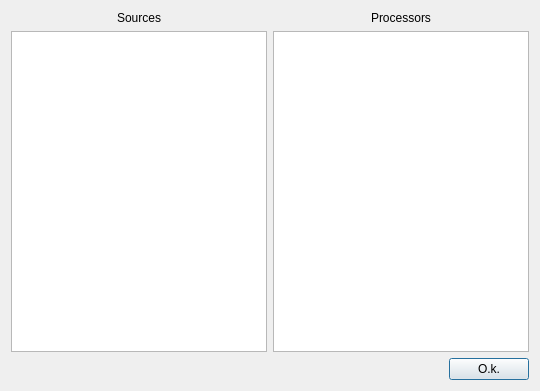
First picture: the form in antilog/src/newinputdialog.ui, repository bjerrep/antilog, before the edit.
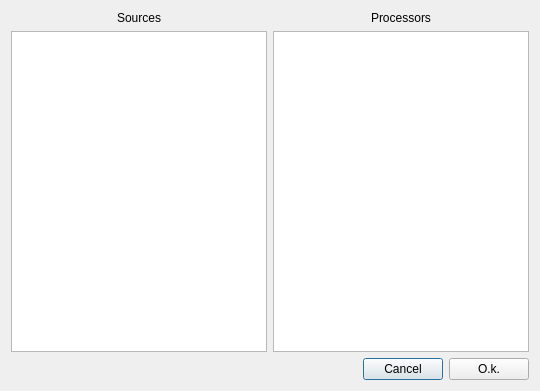
Second picture: the form after the edit. Icons and pictures are not drawn.

```diff
--- a/antilog/src/newinputdialog.ui
+++ b/antilog/src/newinputdialog.ui
@@ -118,6 +118,20 @@
        </property>
       </spacer>
      </item>
+     <item>
+      <widget class="QPushButton" name="pushButtonCancel">
+       <property name="focusPolicy">
+        <enum>Qt::ClickFocus</enum>
+       </property>
+       <property name="text">
+        <string>Cancel</string>
+       </property>
+       <property name="icon">
+        <iconset resource="../resources.qrc">
+         <normaloff>:/artwork/artwork/b_cancel.svg</normaloff>:/artwork/artwork/b_cancel.svg</iconset>
+       </property>
+      </widget>
+     </item>
      <item>
       <widget class="QPushButton" name="pushButtonOk">
        <property name="text">
```
Left out of the diff: 3 changed lines with no effect on the pictures.
